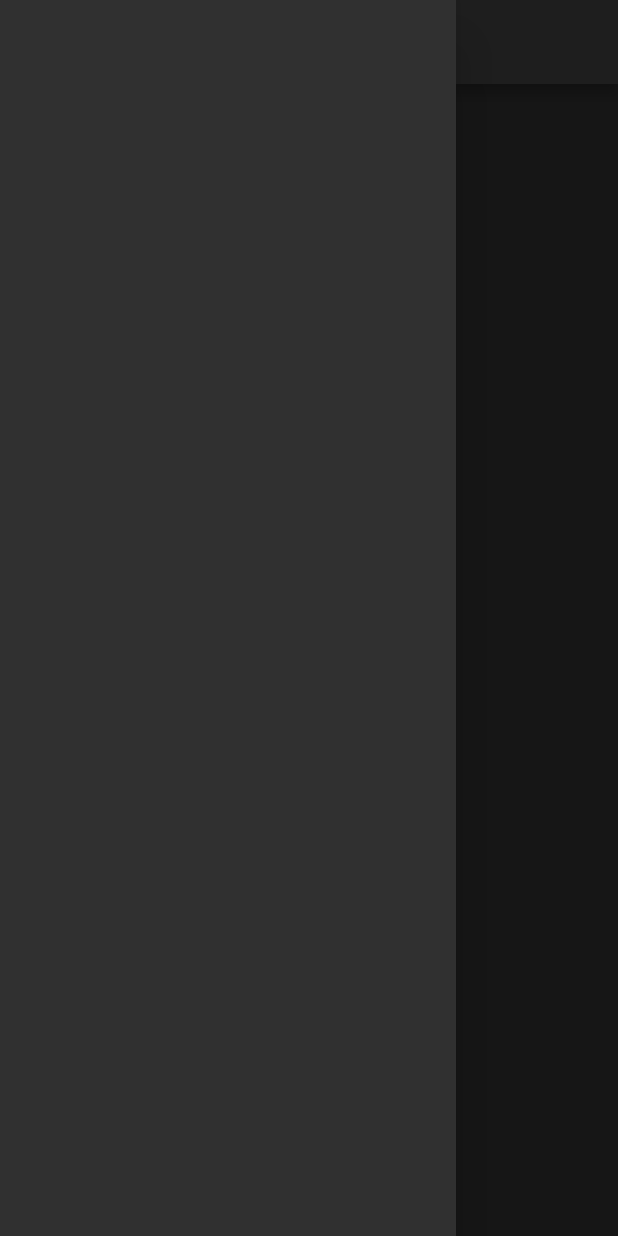
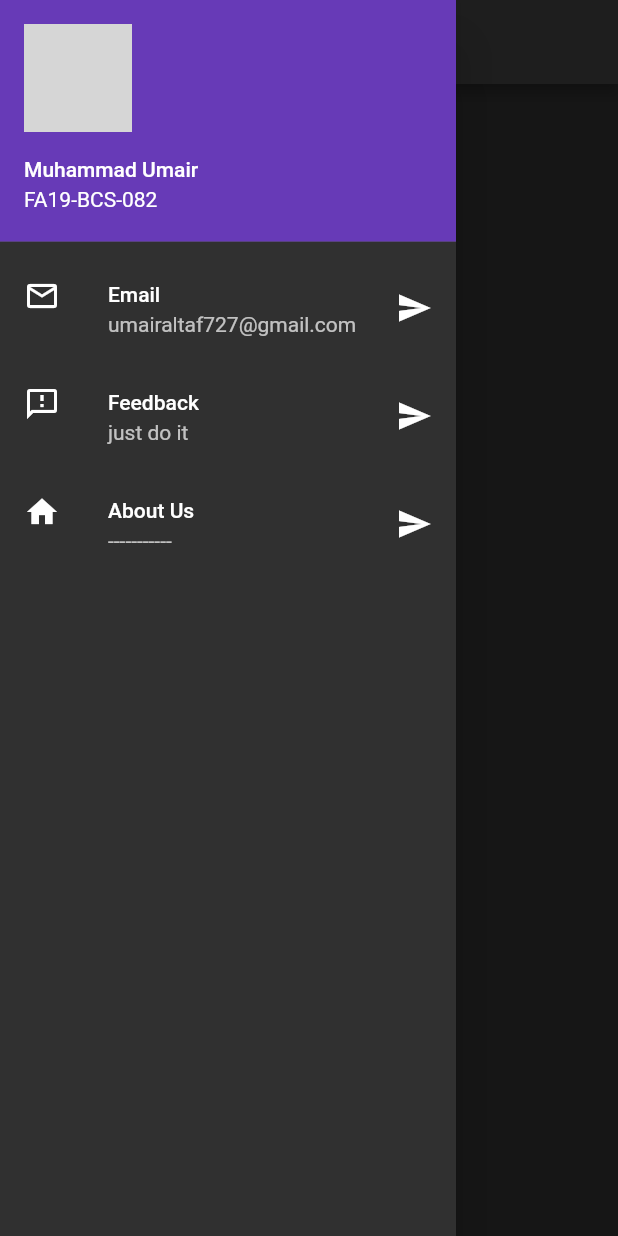
Before and after one commit to muhammadumair97/FA19-BCS-082, a Flutter app: the screen it shows after launch, with the side drawer open, on a phone screen of 412 x 824 dp. Run offline on Flutter 3.47's test engine with Material 2 defaults, Android fonts, the phone set to English and light mode, and no system bars; our stand-ins replace font_awesome_flutter, rflutter_alert; missing offline and left inert: bmi_calculator; network calls fail; grey boxes are pictures that could not be loaded.

Commit message:
add drawer
drawer contains  a network image in circle name and registration number.
3 list tiles are used which are for  email, feedback and about us respectively

```diff
--- a/Pocket_Password_Dairy/lib/home_page.dart
+++ b/Pocket_Password_Dairy/lib/home_page.dart
@@ -34,11 +34,10 @@ class HomePage extends StatelessWidget {
 
                 Expanded(
                   child: TextButton(
-
                     onPressed: (){
                     },
                     child: Text(
-                        "View All Password"
+                        "View All Passwords"
                     ),
                   ),
                 ),
@@ -48,8 +47,47 @@ class HomePage extends StatelessWidget {
         ),
       ),
       drawer: Drawer(
+        child: ListView(
+                   padding: EdgeInsets.zero,
+                   children: const <Widget>[
+                     UserAccountsDrawerHeader(
+                      accountName: Text("Muhammad Umair"),
+                        accountEmail: Text("FA19-BCS-082"),
+                       currentAccountPicture: CircleAvatar(
+                           backgroundImage: NetworkImage("https://www.google.com/url?sa=i&url=http%3A%2F%2Fzhongfeiqiao.com%2FStationery%2Fgoodslist%2Fid%2F760.html&psig=AOvVaw0QavG1__8hRc4AiSQhR5_V&ust=1651902075277000&source=images&cd=vfe&ved=0CAwQjRxqFwoTCMCHlviUyvcCFQAAAAAdAAAAABAD")
+                       ),
+                     ),
+
+                     ListTile(
+                       leading: Icon(Icons.email_outlined),
+                       title: Text("Email"),
+                       subtitle: Text("umairaltaf727@gmail.com"),
+                       trailing: Icon(Icons.send),
+
+                     ),
+
+
+                     ListTile(
+                       leading: Icon(Icons.feedback_outlined),
+                       title: Text("Feedback"),
+                       subtitle: Text("just do it"),
+                       trailing: Icon(Icons.send),
+
+                     ),
+
+
+                     ListTile(
+                       leading: Icon(Icons.home),
+                       title: Text("About Us"),
+                       subtitle: Text("-----------"),
+                       trailing: Icon(Icons.send),
+
+                     ),
+    ]
 
       ),
+
+    )
     );
   }
 }
```
